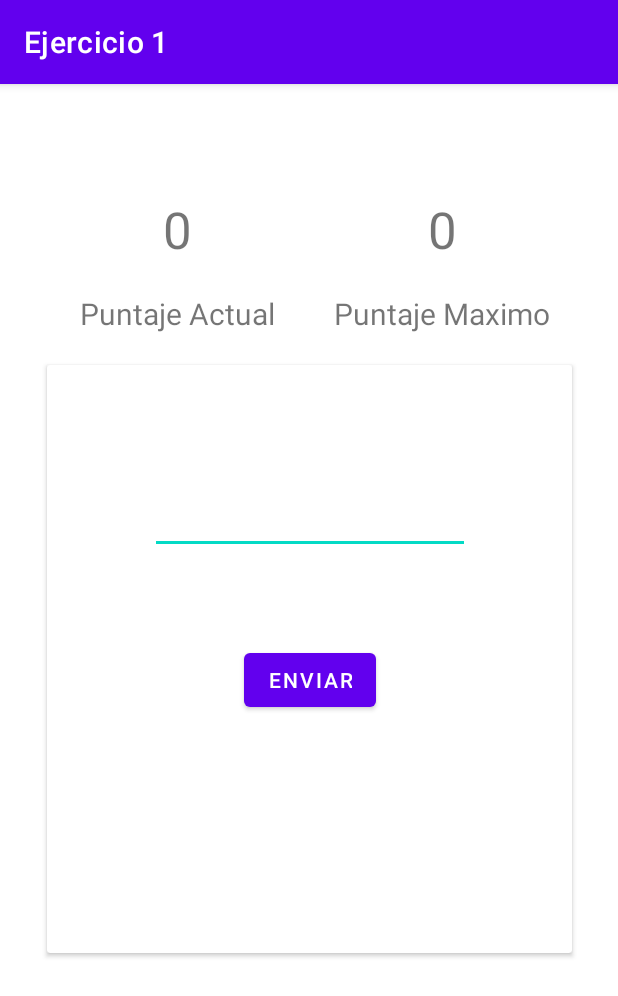
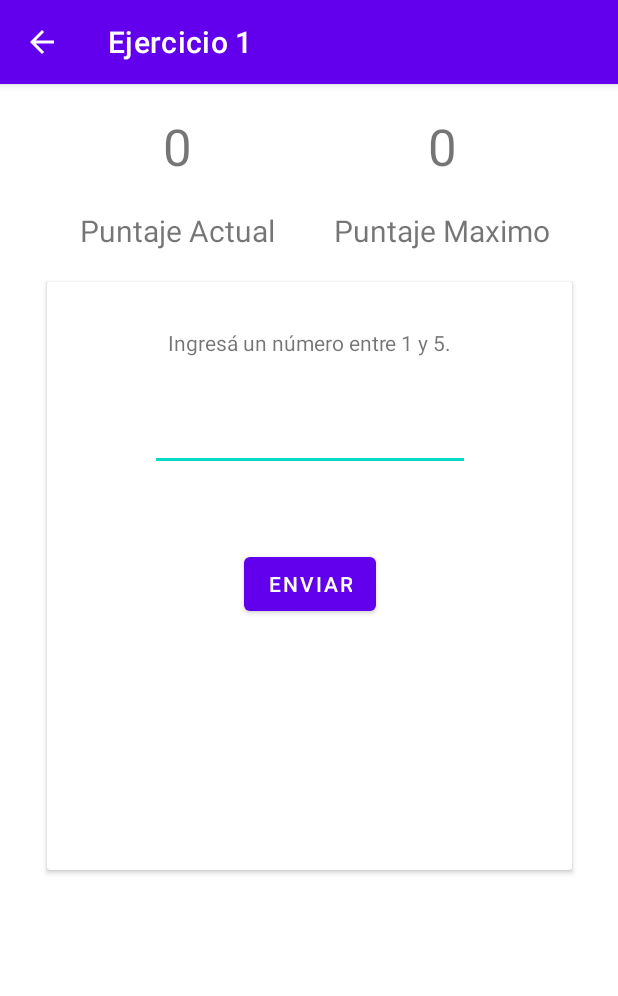
Before and after one commit to Augus611/Practica-2, an Android app: the Ejercicio1 screen opened directly, with no data from a screen before it, after a tap on "ENVIAR", on a phone screen of 412 x 824 dp. Shown: the top 996 px of the screen. Run offline under Robolectric (Android 15) with nearby library versions, the phone set to English and light mode, and no system bars.

Commit message:
Agregué detalles al layout del ejercicio 1.
Ahora aparece un toast cuando ganás, perdés y cuando ingresás un número no válido. Además, aparecen los intentos restantes y el número aleatorio generado.

```diff
--- a/app/src/main/java/com/grupo4/practica2/Ejercicio1.kt
+++ b/app/src/main/java/com/grupo4/practica2/Ejercicio1.kt
@@ -2,12 +2,14 @@ package com.grupo4.practica2
 
 import android.content.Context
 import android.content.SharedPreferences
+import android.opengl.Visibility
 import androidx.appcompat.app.AppCompatActivity
 import android.os.Bundle
 import android.view.View
 import android.widget.EditText
 import android.widget.TextView
 import android.widget.Toast
+import org.w3c.dom.Text
 
 class Ejercicio1 : AppCompatActivity() {
     private var intentos = 5
@@ -27,12 +29,26 @@ class Ejercicio1 : AppCompatActivity() {
         val numeroAleatorio = (1..5).random()
         val editTextNumeroUsuario = findViewById<EditText>(R.id.input_numero)
         val numeroUsuario = editTextNumeroUsuario.text.toString().toIntOrNull() ?: 0
+        val textViewInstrucciones = findViewById<TextView>(R.id.textViewInstrucciones)
+        val textViewIntentos = findViewById<TextView>(R.id.textViewIntentos)
+        if (numeroUsuario !in 5 downTo 1) {
+            Toast.makeText(this,"El número ingresado debe estar entre 1 y 5.",Toast.LENGTH_SHORT).show()
+        } else {
             if (numeroAleatorio == numeroUsuario) {
                 puntajeActual += 10
                 actualizarPuntajeActual()
                 intentos = 5
+                textViewInstrucciones.text = "¡Acertaste!"
+                textViewIntentos.text = "Te quedan $intentos intentos."
             } else {
                 intentos--
+                if (intentos != 1) {
+                    textViewIntentos.text = "Te quedan $intentos intentos."
+                } else {
+                    textViewIntentos.text = "Te queda 1 intento."
+                }
+                textViewIntentos.visibility = View.VISIBLE
+                textViewInstrucciones.text = "No acertaste, el número era $numeroAleatorio"
                 if (intentos == 0) {
                     val puntajeMaximo = sharedPreferences.getInt("puntajeMaximo", 0)
                     if (puntajeActual > puntajeMaximo) {
@@ -41,11 +57,15 @@ class Ejercicio1 : AppCompatActivity() {
                         edit.apply()
                         actualizarPuntajeActual()
                         findViewById<TextView>(R.id.textViewPuntajeMaximo).text = puntajeActual.toString()
-                    Toast.makeText(this,"¡Nuevo puntaje máximo!",Toast.LENGTH_SHORT).show()
+                        Toast.makeText(this, "¡Nuevo puntaje máximo!", Toast.LENGTH_SHORT).show()
+                    } else {
+                        Toast.makeText(this, "Fin del juego.",Toast.LENGTH_SHORT).show()
                     }
                     puntajeActual = 0
                     actualizarPuntajeActual()
                     intentos = 5
+                    textViewIntentos.visibility = View.INVISIBLE
+                }
             }
         }
         editTextNumeroUsuario.setText("")
--- a/app/src/main/java/com/grupo4/practica2/MainActivity.kt
+++ b/app/src/main/java/com/grupo4/practica2/MainActivity.kt
@@ -14,4 +14,8 @@ class MainActivity : AppCompatActivity() {
         val intent = Intent(this, Ejercicio1::class.java)
         startActivity(intent)
     }
+    fun ejercicio2 (view: View) {
+        val intent = Intent(this, Ejercicio2::class.java)
+        startActivity(intent)
+    }
 }
--- a/app/src/main/res/layout/activity_ejercicio1.xml
+++ b/app/src/main/res/layout/activity_ejercicio1.xml
@@ -32,11 +32,10 @@
         android:id="@+id/cardView"
         android:layout_width="350dp"
         android:layout_height="392dp"
-        app:layout_constraintBottom_toBottomOf="parent"
+        android:layout_marginTop="132dp"
         app:layout_constraintEnd_toEndOf="parent"
         app:layout_constraintStart_toStartOf="parent"
-        app:layout_constraintTop_toTopOf="parent"
-        app:layout_constraintVertical_bias="0.498">
+        app:layout_constraintTop_toTopOf="parent">
 
         <androidx.constraintlayout.widget.ConstraintLayout
             android:layout_width="match_parent"
@@ -58,14 +57,36 @@
                 android:id="@+id/button3"
                 android:layout_width="wrap_content"
                 android:layout_height="wrap_content"
+                android:layout_marginTop="16dp"
                 android:onClick="numeroAleatorio"
                 android:text="Enviar"
-                app:layout_constraintBottom_toBottomOf="parent"
                 app:layout_constraintEnd_toEndOf="parent"
                 app:layout_constraintHorizontal_bias="0.501"
                 app:layout_constraintStart_toStartOf="parent"
-                app:layout_constraintTop_toBottomOf="@+id/input_numero"
-                app:layout_constraintVertical_bias="0.275" />
+                app:layout_constraintTop_toBottomOf="@+id/textViewIntentos" />
+
+            <TextView
+                android:id="@+id/textViewInstrucciones"
+                android:layout_width="wrap_content"
+                android:layout_height="wrap_content"
+                android:layout_marginTop="16dp"
+                android:layout_marginBottom="16dp"
+                android:text="Ingresá un número entre 1 y 5."
+                app:layout_constraintBottom_toTopOf="@+id/input_numero"
+                app:layout_constraintEnd_toEndOf="parent"
+                app:layout_constraintStart_toStartOf="parent"
+                app:layout_constraintTop_toTopOf="parent" />
+
+            <TextView
+                android:id="@+id/textViewIntentos"
+                android:layout_width="wrap_content"
+                android:layout_height="wrap_content"
+                android:layout_marginTop="16dp"
+                android:text=""
+                android:visibility="invisible"
+                app:layout_constraintEnd_toEndOf="parent"
+                app:layout_constraintStart_toStartOf="parent"
+                app:layout_constraintTop_toBottomOf="@+id/input_numero" />
 
         </androidx.constraintlayout.widget.ConstraintLayout>
     </androidx.cardview.widget.CardView>
--- a/app/src/main/res/layout/activity_main.xml
+++ b/app/src/main/res/layout/activity_main.xml
@@ -33,6 +33,7 @@
         android:layout_width="wrap_content"
         android:layout_height="wrap_content"
         android:layout_marginTop="16dp"
+        android:onClick="ejercicio2"
         android:text="@string/button_ej2"
         app:layout_constraintEnd_toEndOf="parent"
         app:layout_constraintStart_toStartOf="parent"
```
Also changed, not shown: app/src/main/AndroidManifest.xml (+10 -1 lines). Lines whose indentation alone changed are shown as unchanged.
